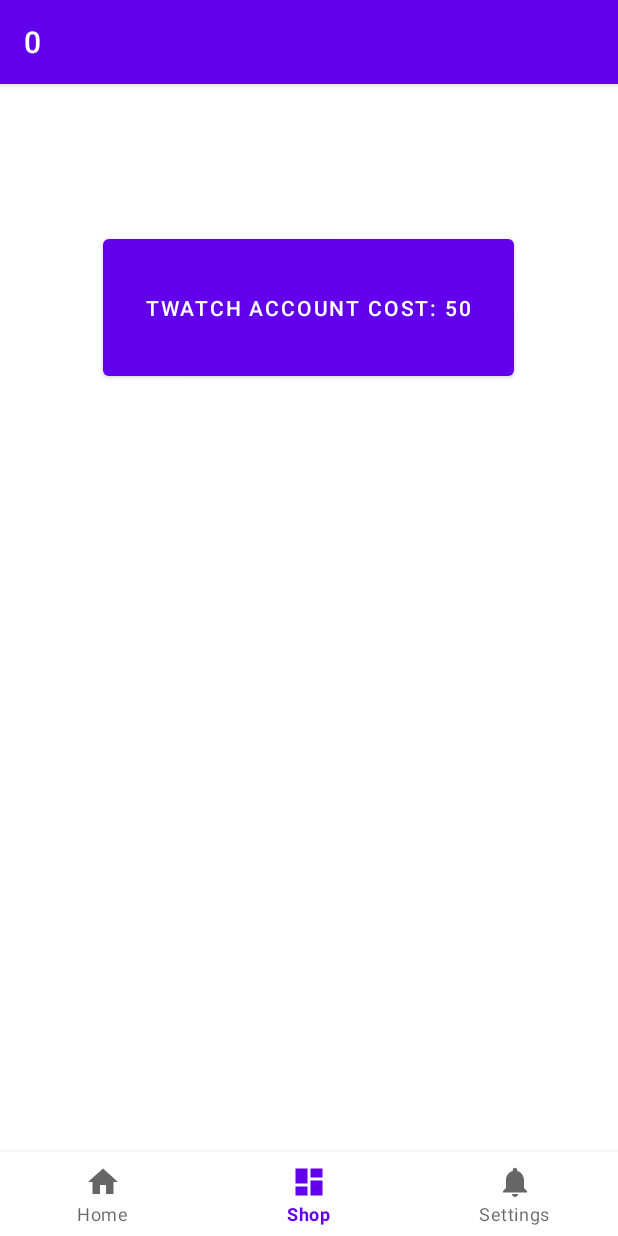
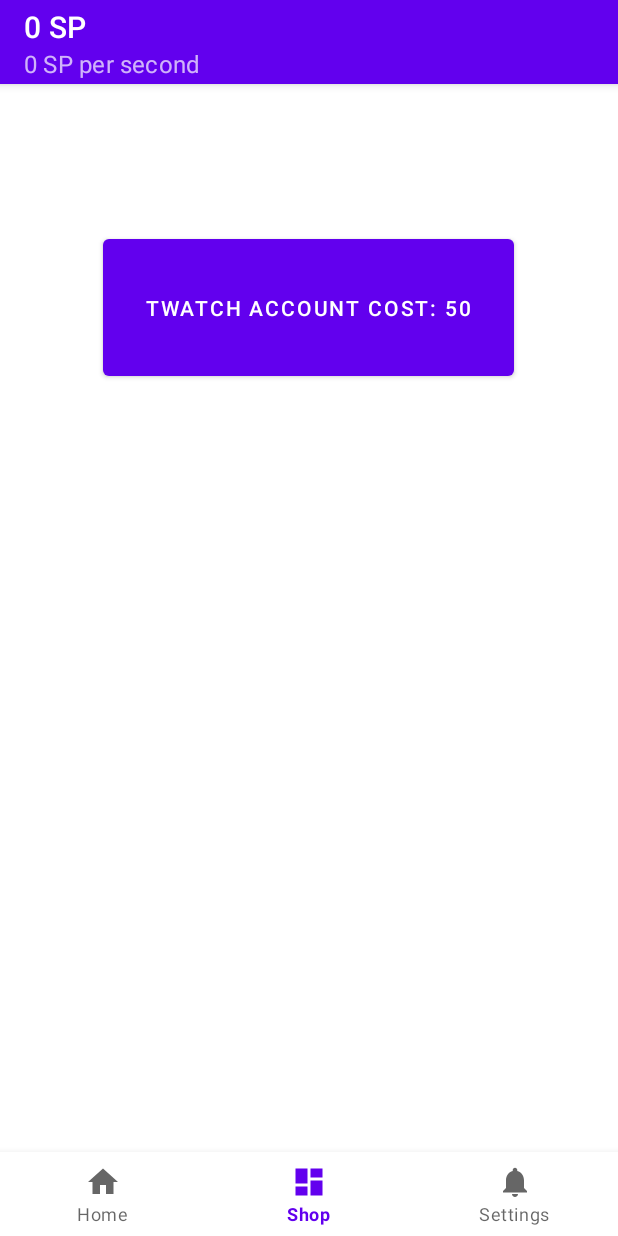
Before and after one commit to Crazi12345/Apps, an Android app: the screen it shows after launch (MainActivity), item 2 of the bottom bar chosen, on a phone screen of 412 x 824 dp. Run offline under Robolectric (Android 15) with nearby library versions, the light colour scheme and no system bars; our stand-ins replace navigation-ui.

Commit message:
Added a SP per second counter, and added some very ugly code in Data.java i would liked reviewed, cause i dont like how it looks

```diff
--- a/Simp Clicker/app/src/main/java/com/example/simp_clicker/MainActivity.java
+++ b/Simp Clicker/app/src/main/java/com/example/simp_clicker/MainActivity.java
@@ -26,6 +26,7 @@ public class MainActivity extends AppCompatActivity {
         super.onCreate(savedInstanceState);
 
         Timer timer= new Timer();
+        Data.addStationToList();
         //UI Update timer
         timer.schedule(new TimerTask() {
             @Override
@@ -58,7 +59,8 @@ public class MainActivity extends AppCompatActivity {
 void UpdateText(){
     this.runOnUiThread(new Runnable() {
         public void run() {
-            getSupportActionBar().setTitle(Data.numOfPoints.toString());
+            getSupportActionBar().setTitle(Data.numOfPoints.toString()+" SP");
+            getSupportActionBar().setSubtitle(Data.getTotalWorkPps().toString()+" SP per second");
         }
     });
 }
--- a/Simp Clicker/app/src/main/java/com/example/simp_clicker/ui/Data.java
+++ b/Simp Clicker/app/src/main/java/com/example/simp_clicker/ui/Data.java
@@ -1,9 +1,31 @@
 package com.example.simp_clicker.ui;
 
+
+import java.util.ArrayList;
+import java.util.Collections;
+import java.util.List;
+import java.util.ListIterator;
 public class Data {
 
     public static Integer numOfPoints = 0; // The main points
 
     // Declare all the Workstations below:
     public static Workstation Work1 = new Workstation("Twatch Account",50,1,0);
+
+    // Add all Workstations to this list of workstations and if you have a better solution then please change this, it hurts my eyes
+    public  static List<Workstation> listOfWorkstations = new ArrayList<Workstation>();
+    public static void addStationToList(){
+        listOfWorkstations.add(Work1);
+    }
+
+
+    public static Integer getTotalWorkPps(){
+
+        Integer sum = 0;
+
+        for(int i = 0; i<listOfWorkstations.size();i++){
+            sum += listOfWorkstations.get(i).getTotalPps();
+        }
+        return sum;
+    }
 }
--- a/Simp Clicker/app/src/main/java/com/example/simp_clicker/ui/Workstation.java
+++ b/Simp Clicker/app/src/main/java/com/example/simp_clicker/ui/Workstation.java
@@ -7,6 +7,9 @@ public class Workstation {
         cost = b;
         pps = c;
         amount = d;
+    }
+    public String getName(){
+        return name;
     }
 
     public void addAmount(int numberAdded){
--- a/Simp Clicker/app/src/main/java/com/example/simp_clicker/ui/dashboard/ShopFragment.java
+++ b/Simp Clicker/app/src/main/java/com/example/simp_clicker/ui/dashboard/ShopFragment.java
@@ -5,21 +5,14 @@ import android.view.LayoutInflater;
 import android.view.View;
 import android.view.ViewGroup;
 import android.widget.Button;
-import android.widget.TextView;
 
 import androidx.annotation.NonNull;
-import androidx.annotation.Nullable;
 import androidx.fragment.app.Fragment;
-import androidx.lifecycle.Observer;
 import androidx.lifecycle.ViewModelProvider;
 
 import com.example.simp_clicker.R;
 import com.example.simp_clicker.databinding.FragmentDashboardBinding;
 import com.example.simp_clicker.ui.Data;
-import com.example.simp_clicker.ui.Workstation;
-
-import java.util.Timer;
-import java.util.TimerTask;
 
 public class ShopFragment extends Fragment {
 
@@ -37,16 +30,17 @@ public class ShopFragment extends Fragment {
 
 
         // Workstations Buttons put them below here:
-        Button Work1But = (Button)root.findViewById(R.id.TwatchAccount);
-        Work1But.setText("Twatch Account Cost: "+Data.Work1.getCost());
+        Button Work1But = (Button)root.findViewById(R.id.Work1_id);
+        Work1But.setText(Data.Work1.getName() + " Cost: " + Data.Work1.getCost());
         Work1But.setOnClickListener(new View.OnClickListener() {
             @Override
             public void onClick(View v) {
-                if(Data.numOfPoints>=Data.Work1.getCost()) {
+                if(Data.numOfPoints>=Data.Work1.getCost())  // Check if there are enough points
+                {
                     Data.Work1.addAmount(1);
-                    Data.numOfPoints -=Data.Work1.getCost();
-                    Data.Work1.setCost();
-                    Work1But.setText("Twatch Account Cost: "+Data.Work1.getCost());
+                    Data.numOfPoints -=Data.Work1.getCost();  // Removes the points used from the total
+                    Data.Work1.setCost();                     // Adds 20% to the cost
+                    Work1But.setText(Data.Work1.getName() + " Cost: " + Data.Work1.getCost());
                 }
 
             }
--- a/Simp Clicker/app/src/main/res/layout/fragment_dashboard.xml
+++ b/Simp Clicker/app/src/main/res/layout/fragment_dashboard.xml
@@ -21,7 +21,7 @@
         app:layout_constraintTop_toTopOf="parent" />
 
     <Button
-        android:id="@+id/TwatchAccount"
+        android:id="@+id/Work1_id"
         android:layout_width="274dp"
         android:layout_height="103dp"
         android:layout_marginStart="68dp"
```
